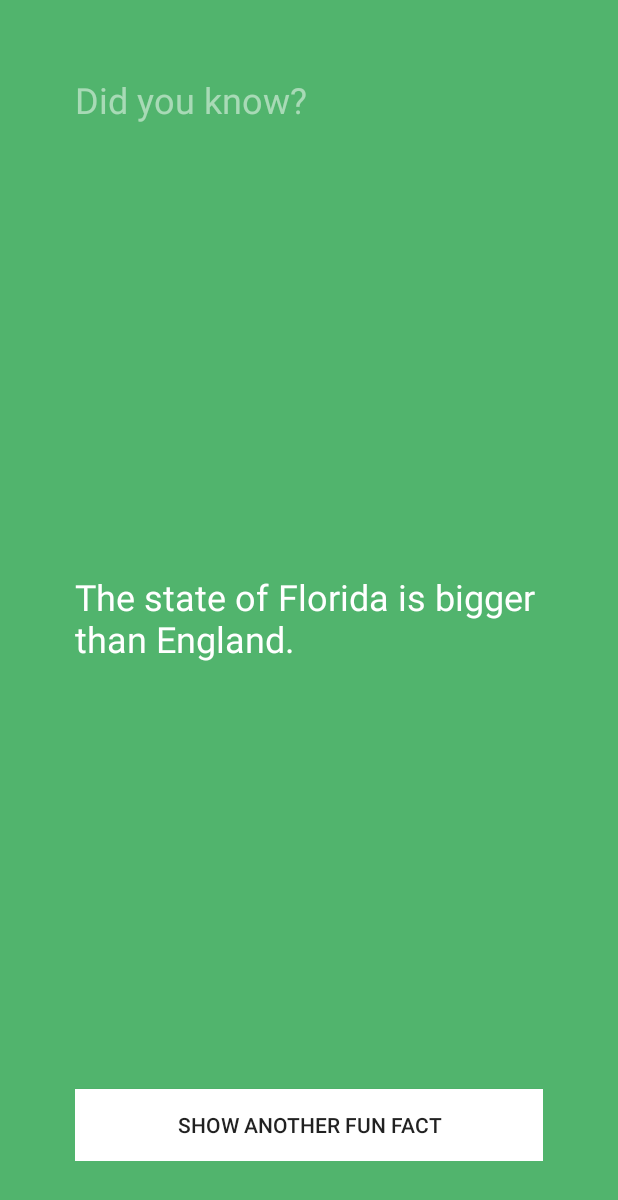
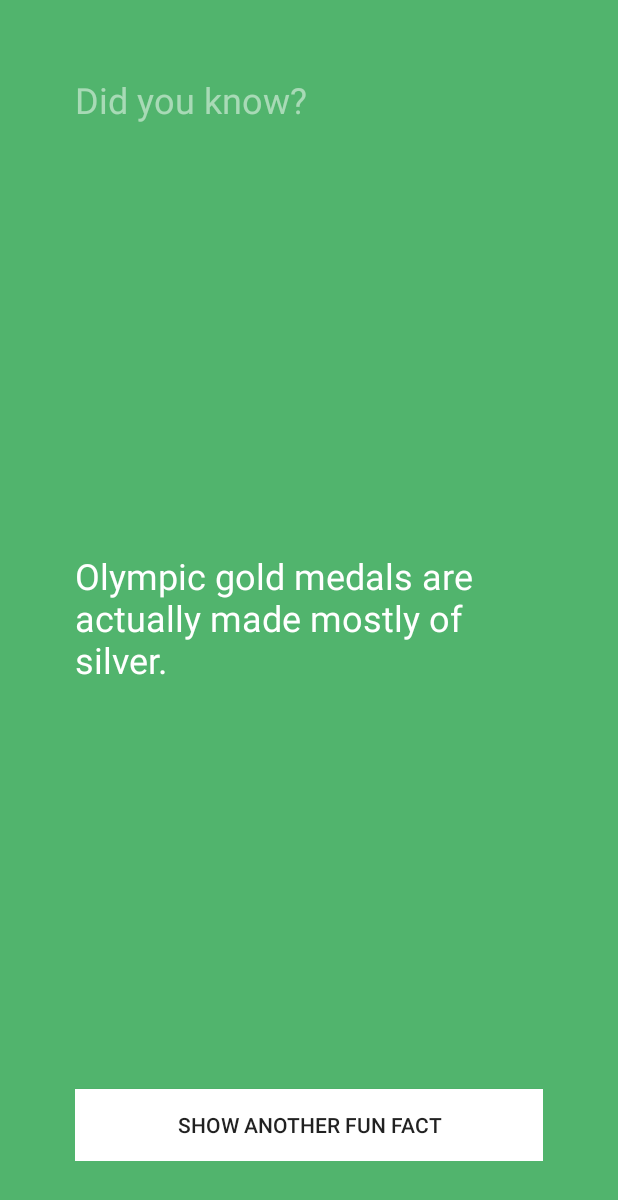
Before and after one commit to pcorletto/FunFactsApp, an Android app: the screen it shows after launch (FunFactsActivity), after a tap on "SHOW ANOTHER FUN FACT", on a phone screen of 412 x 824 dp. Shown: the top 1200 px of the screen. Run offline under Robolectric (Android 15) with nearby library versions, the phone set to English and light mode, and no system bars.

Commit message:
After adding the array, code that followed in video matched my anticipation

```diff
--- a/app/src/main/java/com/example/android/funfacts/FunFactsActivity.java
+++ b/app/src/main/java/com/example/android/funfacts/FunFactsActivity.java
@@ -25,7 +25,8 @@ public class FunFactsActivity extends ActionBarActivity {
                 "The state of Florida is bigger than England.",
                 "Some penguins can leap 2-3 meters out of the water.",
                 "On average, it takes 66 days to form a new habit.",
-                "Mammoths still walked the earth when the Great Pyramid was being built."
+                "Mammoths still walked the earth when the Great Pyramid was being built.",
+                "Treehouse is actually not in a tree."
         };
 
 
@@ -52,32 +53,10 @@ public class FunFactsActivity extends ActionBarActivity {
                 *1 = Ostriches can run faster than horses
                 *2 = Olympic gold medals are actually made mostly of silver
 
-
-
-                // If randomNumber = 0
-                if(randomNumber == 0){
-                    // set fact = ants fact
-                    fact = "Ants stretch when they wake up in the morning";
-                }
-
-                // Else If randomNumber = 1
-                else if(randomNumber == 1){
-                    // set fact = ostriches fact
-                    fact = "Ostriches can run faster than horses";
-                }
-
-                // If randomNumber = 2
-                else if(randomNumber == 2){
-                    // set fact = olympic medal fact
-                    fact = "Olympic gold medals are actually made mostly of silver";
-                }
-
-                else {
-                    fact = "Sorry, there was an error";
-                }
                 */
 
                 fact = facts[randomNumber];
+
 
             // Update the label with our dynamic fact
             factLabel.setText(fact);
```
